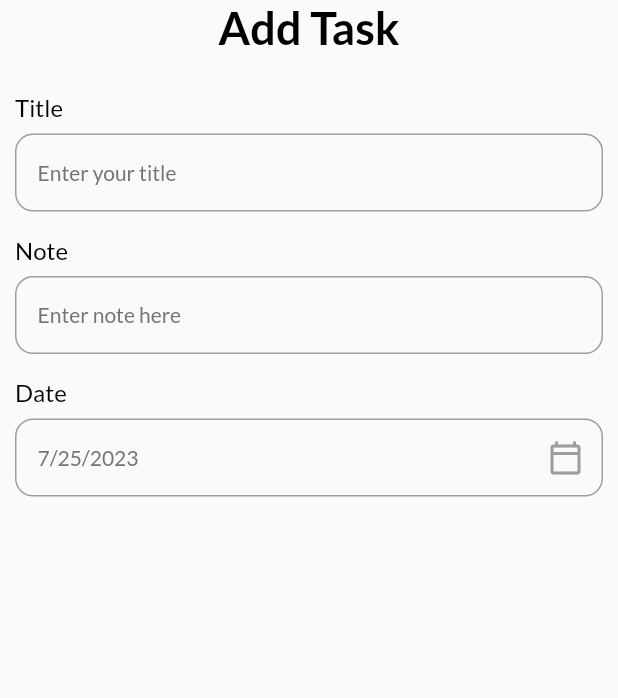
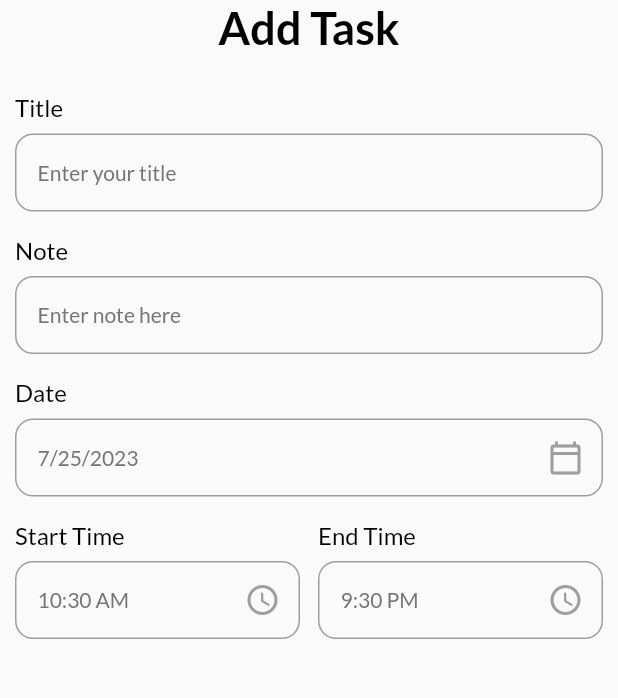
Before and after one commit to i-am-thessa/flutter-tutorial3, a Flutter app: the AddTaskPage screen opened directly, on a phone screen of 412 x 824 dp, the part 84-782 px from its top. Run offline on Flutter 3.47's test engine with Material 2 defaults, Android fonts, the phone set to English and light mode, and no system bars; our stand-ins replace animated_bottom_navigation_bar, date_picker_timeline, dotted_border, get, get_storage, google_fonts and 2 more; accounts and stored records are empty.

Commit message:
Added Start and End Time Row

```diff
--- a/todo_app_2/lib/ui/add_task_page.dart
+++ b/todo_app_2/lib/ui/add_task_page.dart
@@ -13,6 +13,9 @@ class AddTaskPage extends StatefulWidget {
 
 class _AddTaskPageState extends State<AddTaskPage> {
   DateTime _selectedDate = DateTime.now();
+  String _endTime = "9:30 PM";
+  String _startTime = DateFormat("hh:mm a").format(DateTime.now()).toString();
+
   TextEditingController _taskTitleController = TextEditingController();
   TextEditingController _notesController = TextEditingController();
   TextEditingController _dateController = TextEditingController();
@@ -62,27 +65,47 @@ class _AddTaskPageState extends State<AddTaskPage> {
                     color: Colors.grey,
                   ),
                   onPressed: () {
-                    print("hi there");
                     _getDateFromUser();
                   },
                 ),
               ),
-              // Expanded(
-              //   child: Row(
-              //     children: [
-              //       MyInputField(
-              //           title: 'Start Time',
-              //           hint: 'Create Start and End Time Row here',
-              //           controller: _timeStartController,
-              //           widget: widget),
-              //       MyInputField(
-              //           title: 'End Time',
-              //           hint: 'Create Start and End Time Row here',
-              //           controller: _timeEndController,
-              //           widget: widget),
-              //     ],
-              //   ),
-              // ),
+              Row(
+                children: [
+                  Expanded(
+                    child: MyInputField(
+                      title: 'Start Time',
+                      hint: _startTime,
+                      controller: _timeStartController,
+                      widget: IconButton(
+                        icon: const Icon(
+                          Icons.access_time_rounded,
+                          color: Colors.grey,
+                        ),
+                        onPressed: () {
+                          _getTimeFromUser(isStartTime: true);
+                        },
+                      ),
+                    ),
+                  ),
+                  const SizedBox(width: 12),
+                  Expanded(
+                    child: MyInputField(
+                      title: 'End Time',
+                      hint: _endTime,
+                      controller: _timeEndController,
+                      widget: IconButton(
+                        icon: const Icon(
+                          Icons.access_time_rounded,
+                          color: Colors.grey,
+                        ),
+                        onPressed: () {
+                          _getTimeFromUser(isStartTime: false);
+                        },
+                      ),
+                    ),
+                  ),
+                ],
+              ),
               // MyInputField(
               //     title: 'Remind',
               //     hint: 'Enter reminder here',
@@ -137,13 +160,42 @@ class _AddTaskPageState extends State<AddTaskPage> {
       context: context,
       initialDate: DateTime.now(),
       firstDate: DateTime(2015),
-      lastDate: DateTime(2030),
+      lastDate: DateTime(2130),
     );
 
     if (_pickerDate != null) {
-      _selectedDate = _pickerDate;
+      setState(() {
+        _selectedDate = _pickerDate;
+      });
     } else {
       print("Null or Something is Wrong");
     }
   }
+
+  _getTimeFromUser({required bool isStartTime}) async {
+    var _pickedTime = await _showTimePicker();
+    String _formattedTime = _pickedTime.format(context);
+    if (_pickedTime == null) {
+      print("time cancelled");
+    } else if (isStartTime == true) {
+      setState(() {
+        _startTime = _formattedTime;
+      });
+    } else if (isStartTime == false) {
+      setState(() {
+        _endTime = _formattedTime;
+      });
+    }
+  }
+
+  _showTimePicker() {
+    return showTimePicker(
+      context: context,
+      initialEntryMode: TimePickerEntryMode.input,
+      initialTime: TimeOfDay(
+        hour: int.parse(_startTime.split(":")[0]),
+        minute: int.parse(_startTime.split(":")[1].split(" ")[0]),
+      ),
+    );
+  }
 }
```
